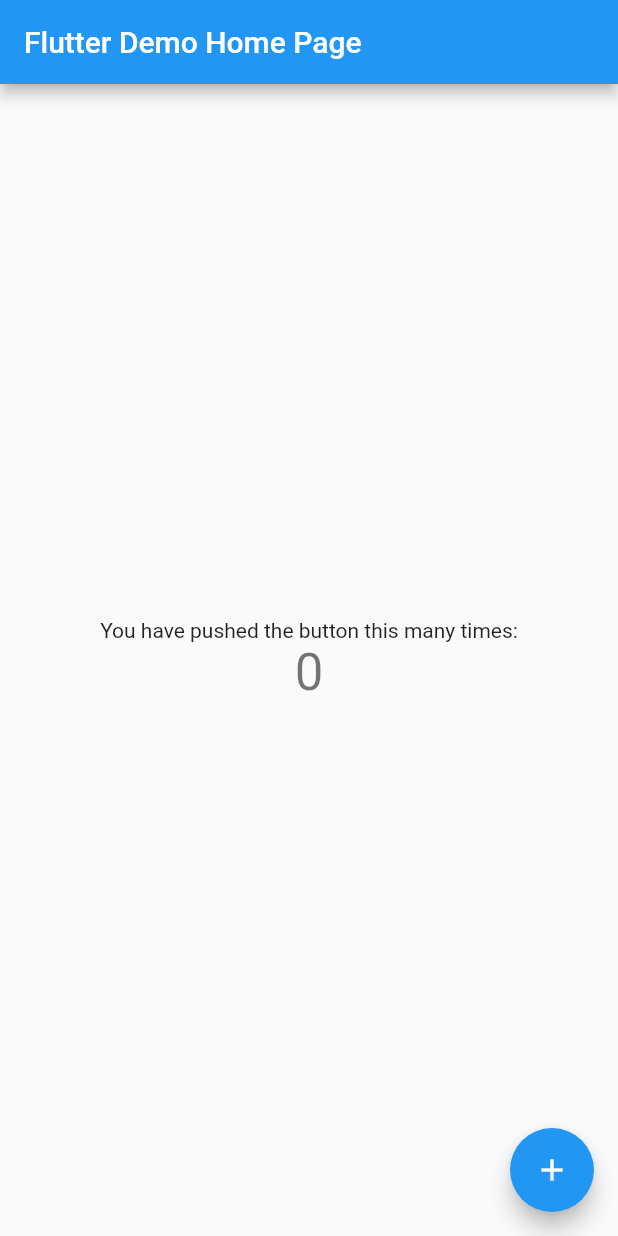
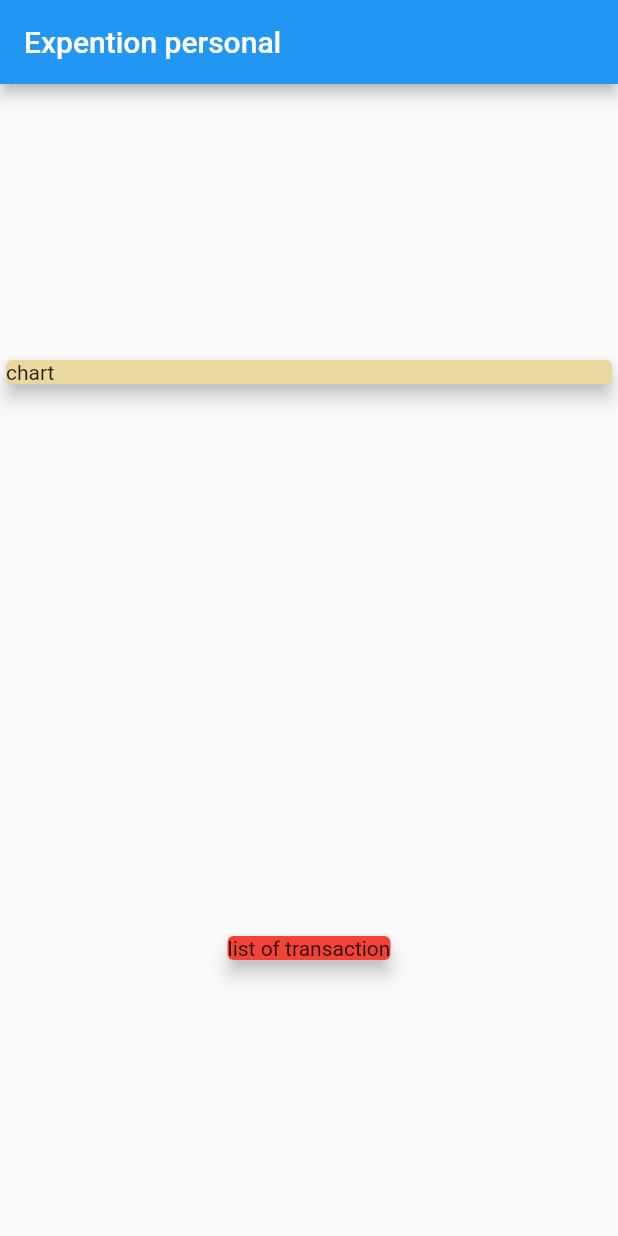
Before and after one commit to Tota6/expensess_personal, a Flutter app: the screen it shows after launch, on a phone screen of 412 x 824 dp. Run offline on Flutter 3.47's test engine with Material 2 defaults, Android fonts, the phone set to English and light mode, and no system bars.

Commit message:
create main widgets

```diff
--- a/lib/main.dart
+++ b/lib/main.dart
@@ -1,68 +1,42 @@
 import 'package:flutter/material.dart';
 
-void main() {
-  runApp(const MyApp());
-}
+void main() => runApp(MyApp());
 
 class MyApp extends StatelessWidget {
-  const MyApp({Key? key}) : super(key: key);
-
   // This widget is the root of your application.
   @override
   Widget build(BuildContext context) {
     return MaterialApp(
       title: 'Flutter Demo',
-      theme: ThemeData(
-        primarySwatch: Colors.blue,
-      ),
-      home: const MyHomePage(title: 'Flutter Demo Home Page'),
+      home: MyHomePage(),
     );
   }
 }
 
-class MyHomePage extends StatefulWidget {
-  const MyHomePage({Key? key, required this.title}) : super(key: key);
-
-  final String title;
-
-  @override
-  State<MyHomePage> createState() => _MyHomePageState();
-}
-
-class _MyHomePageState extends State<MyHomePage> {
-  int _counter = 0;
-
-  void _incrementCounter() {
-    setState(() {
-      _counter++;
-    });
-  }
-
+class MyHomePage extends StatelessWidget {
   @override
   Widget build(BuildContext context) {
     return Scaffold(
       appBar: AppBar(
-        title: Text(widget.title),
+        title: Text("Expention personal"),
       ),
-      body: Center(
-        child: Column(
-          mainAxisAlignment: MainAxisAlignment.center,
+      body: Column(
+          mainAxisAlignment: MainAxisAlignment.spaceAround,
+          crossAxisAlignment: CrossAxisAlignment.center,
           children: <Widget>[
-            const Text(
-              'You have pushed the button this many times:',
+            Container(
+              child: Card(
+                color: Color.fromARGB(255, 235, 216, 159),
+                elevation: 5,
+                child: Container(width: double.infinity, child: Text("chart")),
+              ),
             ),
-            Text(
-              '$_counter',
-              style: Theme.of(context).textTheme.headline4,
+            Card(
+              color: Colors.red,
+              elevation: 5,
+              child: Container(child: Text("list of transaction")),
             ),
-          ],
-        ),
-      ),
-      floatingActionButton: FloatingActionButton(
-        onPressed: _incrementCounter,
-        tooltip: 'Increment',
-        child: const Icon(Icons.add),
-      ),
+          ]),
     );
   }
 }
```
